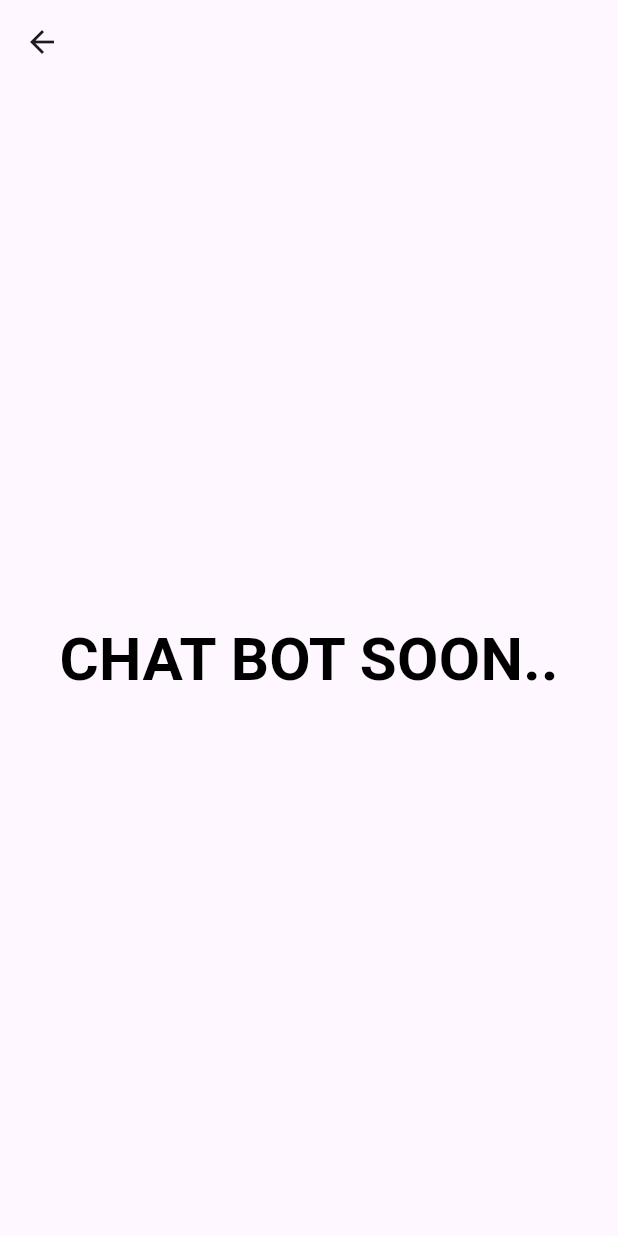
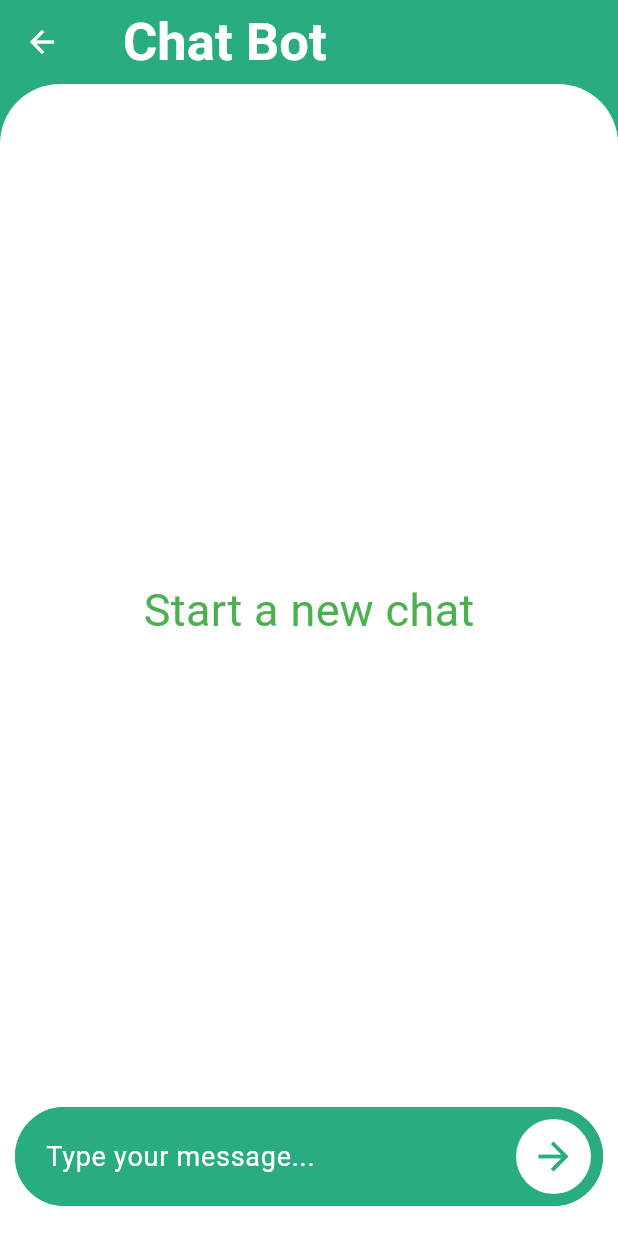
Before and after one commit to AhmedMohsen2492/Foodie, a Flutter app: the ChatBotScreen screen opened by its route, on a phone screen of 412 x 824 dp. Run offline on Flutter 3.47's test engine with Material 3 defaults, Android fonts, the phone set to English and light mode, and no system bars; our stand-ins replace flutter_slidable, google_fonts, image_picker, lottie, multi_dropdown.

Commit message:
finish ui chat bot

```diff
--- a/lib/main.dart
+++ b/lib/main.dart
@@ -34,13 +34,13 @@ class MyApp extends StatelessWidget {
         LoginScreen.routeName: (_) => const LoginScreen(),
         InfoScreen.routeName: (_) => const InfoScreen(),
         HomeScreen.routeName: (_) => const HomeScreen(),
-        ChatBotScreen.routeName: (_) => const ChatBotScreen(),
+        ChatBotScreen.routeName: (_) =>  ChatBotScreen(),
         FoodDetailsScreen.routeName: (_) => const FoodDetailsScreen(),
         FoodIngredients.routeName: (_) => const FoodIngredients(),
         QuantitiesOfFood.routeName: (_) => QuantitiesOfFood(),
         HistoryScreen.routeName: (_) => HistoryScreen(),
       },
-      initialRoute: SplashScreen.routeName,
+      initialRoute: ChatBotScreen.routeName,
       debugShowCheckedModeBanner: false,
     );
   }
--- a/lib/ui/screens/chatBot/chat_bot_screen.dart
+++ b/lib/ui/screens/chatBot/chat_bot_screen.dart
@@ -1,23 +1,176 @@
+import 'package:flutter/cupertino.dart';
 import 'package:flutter/material.dart';
+import 'package:flutter/widgets.dart';
+import 'package:foodie/ui/utils/app_colors.dart';
+import 'package:google_fonts/google_fonts.dart';
 
-class ChatBotScreen extends StatelessWidget {
+class ChatBotScreen extends StatefulWidget {
   const ChatBotScreen({super.key});
 
   static const String routeName = "chat";
 
   @override
+  State<ChatBotScreen> createState() => _ChatBotScreenState();
+}
+
+class _ChatBotScreenState extends State<ChatBotScreen> {
+  TextEditingController controller = TextEditingController();
+  String message = "";
+  bool send = false;
+  List chat = [];
+
+  @override
   Widget build(BuildContext context) {
     return Scaffold(
-      appBar: AppBar(),
-      body: const Center(
-          child: Text(
-        "CHAT BOT SOON..",
-        style: TextStyle(
-          color: Colors.black,
-          fontSize: 40,
-          fontWeight: FontWeight.bold,
+        backgroundColor: AppColors.prime,
+        appBar: AppBar(
+          iconTheme: const IconThemeData(color: AppColors.white),
+          backgroundColor: AppColors.transparent,
+          elevation: 0,
+          title: Padding(
+            padding: const EdgeInsets.only(left: 10),
+            child: Text(
+              "Chat Bot",
+              style: GoogleFonts.abhayaLibre(
+                textStyle: TextStyle(
+                    fontSize: 35,
+                    fontWeight: FontWeight.bold,
+                    foreground: Paint()
+                      ..shader = LinearGradient(
+                              colors: <Color>[
+                            AppColors.white,
+                            AppColors.white.withOpacity(0.5),
+                          ],
+                              begin: Alignment.topCenter,
+                              end: Alignment.bottomCenter)
+                          .createShader(
+                              const Rect.fromLTWH(80.0, 80.0, 100.0, 30.0))),
+              ),
+            ),
+          ),
         ),
-      )),
+        body: Container(
+          padding: const EdgeInsets.symmetric(vertical: 20, horizontal: 10),
+          decoration: const BoxDecoration(
+            color: AppColors.white,
+            borderRadius: BorderRadius.only(
+              topLeft: Radius.circular(40),
+              topRight: Radius.circular(40),
+            ),
+          ),
+          child: Column(
+            children: [
+              Expanded(
+                child: chat.isNotEmpty
+                    ? ListView.builder(
+                        itemCount: chat.length,
+                        itemBuilder: (context, index) => chatBotWidget(index))
+                    : Center(
+                        child: Text(
+                          "Start a new chat",
+                          style: TextStyle(
+                            fontSize: 30,
+                            color: Colors.green,
+                          ),
+                        ),
+                      ),
+              ),
+              TextFormField(
+                controller: controller,
+                onChanged: (s) {
+                  message = s;
+                  setState(() {});
+                },
+                style: TextStyle(color: AppColors.white, fontSize: 18),
+                decoration: InputDecoration(
+                  suffixIcon: IconButton(
+                    onPressed: notEmpty(message) ? sendMessage : () {},
+                    icon: Container(
+                        padding: EdgeInsets.all(10),
+                        decoration: BoxDecoration(
+                          color: AppColors.white,
+                          borderRadius: BorderRadius.circular(50),
+                        ),
+                        child: const Icon(
+                          Icons.arrow_forward_sharp,
+                          color: AppColors.prime,
+                          size: 30,
+                        )),
+                  ),
+                  filled: true,
+                  fillColor: AppColors.prime,
+                  hintText: " Type your message...",
+                  hintStyle: TextStyle(
+                    color: AppColors.white,
+                    fontSize: 18,
+                  ),
+                  border: OutlineInputBorder(
+                    borderRadius: BorderRadius.circular(90),
+                    borderSide: const BorderSide(
+                        color: AppColors.simpleGreen, width: 5),
+                  ),
+                  focusedBorder: OutlineInputBorder(
+                    borderRadius: BorderRadius.circular(100),
+                    borderSide: BorderSide(
+                      color: AppColors.prime,
+                    ),
+                  ),
+                  enabledBorder: OutlineInputBorder(
+                    borderRadius: BorderRadius.circular(100),
+                    borderSide: BorderSide(
+                      color: AppColors.prime,
+                      width: 2.0,
+                    ),
+                  ),
+                ),
+              ),
+            ],
+          ),
+        ));
+  }
+
+  bool notEmpty(String m) {
+    if (m.isNotEmpty)
+      return true;
+    else
+      return false;
+  }
+
+  void sendMessage() {
+    chat.add(message);
+    controller.text = "";
+    chat.add('Hi i am Hamasa how can i help you ?');
+    FocusScope.of(context).unfocus();
+    setState(() {});
+  }
+
+  Widget chatBotWidget(int index) {
+    return Align(
+      alignment: index % 2 == 0 ? Alignment.centerRight : Alignment.centerLeft,
+      child: Container(
+        margin: EdgeInsets.only(
+            top: 10,
+            left: index % 2 == 0 ? MediaQuery.sizeOf(context).width / 3 : 10,
+            bottom: 10,
+            right: index % 2 == 0 ? 10 : MediaQuery.sizeOf(context).width / 3),
+        padding: EdgeInsets.all(12),
+        decoration: BoxDecoration(
+            color: index % 2 == 0 ? AppColors.prime : Colors.grey,
+            borderRadius: BorderRadius.only(
+              topLeft: Radius.circular(35),
+              topRight: Radius.circular(35),
+              bottomLeft: index % 2 == 0 ?  Radius.circular(35) :Radius.circular(0),
+              bottomRight:index % 2 == 0 ?  Radius.circular(0) :Radius.circular(35),
+            )),
+        child: Text(
+          "${chat[index]}",
+          textAlign: index % 2 == 0 ? TextAlign.right : TextAlign.left,
+          style: TextStyle(
+            color: AppColors.white,
+            fontSize: 20,
+          ),
+        ),
+      ),
     );
   }
 }
--- a/lib/ui/screens/home/home_screen.dart
+++ b/lib/ui/screens/home/home_screen.dart
@@ -34,7 +34,7 @@ class _HomeScreenState extends State<HomeScreen> {
         title: Padding(
           padding: const EdgeInsets.only(left: 10),
           child: Text(
-            "Hello,${provider.firstName}..",
+            "Hello,${provider.firstName}",
             style: GoogleFonts.abhayaLibre(
               fontSize: 24,
               fontWeight: FontWeight.bold,
@@ -48,7 +48,7 @@ class _HomeScreenState extends State<HomeScreen> {
               Navigator.pushNamed(context, FoodIngredients.routeName);
             },
             icon: const Icon(
-              Icons.screen_search_desktop_outlined,
+              Icons.restaurant,
               size: 30,
               color: AppColors.white,
             ),
--- a/lib/ui/screens/quantitiesOfFood/quantities_of_food.dart
+++ b/lib/ui/screens/quantitiesOfFood/quantities_of_food.dart
@@ -69,7 +69,7 @@ class QuantitiesOfFood extends StatelessWidget {
                   borderRadius: BorderRadius.circular(20),
                   child: Image.file(
                     provider.detectedImage!,
-                    fit: BoxFit.cover,
+                    fit: BoxFit.contain,
                   ),
                 ),
               ),
@@ -170,7 +170,7 @@ class QuantitiesOfFood extends StatelessWidget {
             "${snapshot?[index]}",
             overflow: TextOverflow.ellipsis,
             style: GoogleFonts.abhayaLibre(
-              fontSize: 24,
+              fontSize: 22,
               fontWeight: FontWeight.bold,
               color: AppColors.white,
             ),
--- a/lib/ui/screens/signup/sign_up_screen.dart
+++ b/lib/ui/screens/signup/sign_up_screen.dart
@@ -112,7 +112,7 @@ class _SignUpScreenState extends State<SignUpScreen> {
                             crossAxisAlignment: CrossAxisAlignment.center,
                             children: [
                               Text(
-                                "Sing-up",
+                                "Sign-up",
                                 style: GoogleFonts.abhayaLibre(
                                     fontSize: 35,
                                     fontWeight: FontWeight.bold,
```
